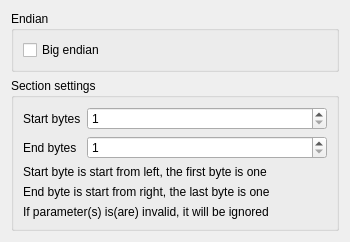
Before: the Qt Designer form src/pages/page/input/crcsettings/SAKInputCrcSettingsDialog.ui in x-tools-author/x-tools, drawn with Qt 5.
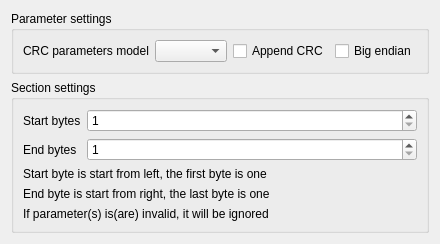
After: the same form once the commit is applied.

Patch:
```diff
--- a/src/pages/page/input/crcsettings/SAKInputCrcSettingsDialog.ui
+++ b/src/pages/page/input/crcsettings/SAKInputCrcSettingsDialog.ui
@@ -6,8 +6,8 @@
    <rect>
     <x>0</x>
     <y>0</y>
-    <width>350</width>
-    <height>204</height>
+    <width>417</width>
+    <height>208</height>
    </rect>
   </property>
   <property name="windowTitle">
@@ -17,9 +17,26 @@
    <item>
     <widget class="QGroupBox" name="groupBox">
      <property name="title">
-      <string>Endian</string>
+      <string>Parameter settings</string>
      </property>
-     <layout class="QVBoxLayout" name="verticalLayout_2">
+     <layout class="QHBoxLayout" name="horizontalLayout">
+      <item>
+       <widget class="QLabel" name="label_6">
+        <property name="text">
+         <string>CRC parameters model</string>
+        </property>
+       </widget>
+      </item>
+      <item>
+       <widget class="QComboBox" name="crcParametersModelComboBox"/>
+      </item>
+      <item>
+       <widget class="QCheckBox" name="appendCrcCheckBox">
+        <property name="text">
+         <string>Append CRC</string>
+        </property>
+       </widget>
+      </item>
       <item>
        <widget class="QCheckBox" name="bigEndianCheckBox">
         <property name="text">
@@ -27,6 +44,19 @@
         </property>
        </widget>
       </item>
+      <item>
+       <spacer name="horizontalSpacer">
+        <property name="orientation">
+         <enum>Qt::Horizontal</enum>
+        </property>
+        <property name="sizeHint" stdset="0">
+         <size>
+          <width>40</width>
+          <height>20</height>
+         </size>
+        </property>
+       </spacer>
+      </item>
      </layout>
     </widget>
    </item>
```
